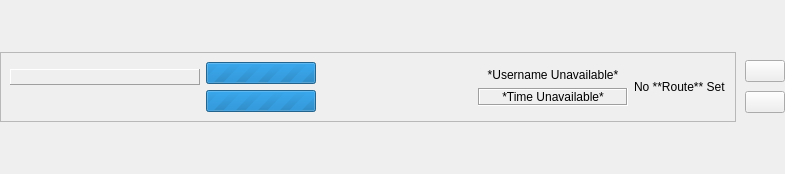
This is ui/ShipPanel.ui in leothehero/Prun-Shipment-Manager as Qt 5 draws it before an edit. The edited form follows.
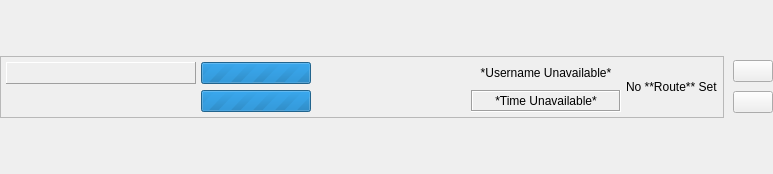
This is the edited form. Icons and pictures are not drawn.

Commit message: Created UserValidator and improved username formatting logic.

```diff
--- a/ui/ShipPanel.ui
+++ b/ui/ShipPanel.ui
@@ -120,24 +120,24 @@
            </property>
            <layout class="QHBoxLayout" name="horizontalLayout_5">
             <property name="spacing">
-             <number>6</number>
+             <number>5</number>
             </property>
             <property name="leftMargin">
-             <number>9</number>
+             <number>5</number>
             </property>
             <property name="topMargin">
-             <number>9</number>
+             <number>5</number>
             </property>
             <property name="rightMargin">
-             <number>9</number>
+             <number>5</number>
             </property>
             <property name="bottomMargin">
-             <number>9</number>
+             <number>5</number>
             </property>
             <item>
              <widget class="QWidget" name="nameWidget" native="true">
               <property name="sizePolicy">
-               <sizepolicy hsizetype="Maximum" vsizetype="Fixed">
+               <sizepolicy hsizetype="Maximum" vsizetype="MinimumExpanding">
                 <horstretch>0</horstretch>
                 <verstretch>0</verstretch>
                </sizepolicy>
@@ -161,7 +161,7 @@
                <item>
                 <widget class="QLabel" name="nameLabel">
                  <property name="sizePolicy">
-                  <sizepolicy hsizetype="Maximum" vsizetype="Maximum">
+                  <sizepolicy hsizetype="Maximum" vsizetype="MinimumExpanding">
                    <horstretch>0</horstretch>
                    <verstretch>0</verstretch>
                   </sizepolicy>
@@ -195,7 +195,7 @@
                <item>
                 <widget class="QLabel" name="transponderLabel">
                  <property name="sizePolicy">
-                  <sizepolicy hsizetype="Maximum" vsizetype="Maximum">
+                  <sizepolicy hsizetype="Maximum" vsizetype="MinimumExpanding">
                    <horstretch>0</horstretch>
                    <verstretch>0</verstretch>
                   </sizepolicy>
@@ -226,7 +226,7 @@
             <item>
              <widget class="QWidget" name="capacityWidget" native="true">
               <property name="sizePolicy">
-               <sizepolicy hsizetype="Maximum" vsizetype="Fixed">
+               <sizepolicy hsizetype="Maximum" vsizetype="Minimum">
                 <horstretch>0</horstretch>
                 <verstretch>0</verstretch>
                </sizepolicy>
@@ -304,6 +304,15 @@
                  <property name="textVisible">
                   <bool>true</bool>
                  </property>
+                 <property name="orientation">
+                  <enum>Qt::Orientation::Horizontal</enum>
+                 </property>
+                 <property name="invertedAppearance">
+                  <bool>false</bool>
+                 </property>
+                 <property name="textDirection">
+                  <enum>QProgressBar::Direction::TopToBottom</enum>
+                 </property>
                  <property name="format">
                   <string>%vm3/%mm3</string>
                  </property>
@@ -315,7 +324,7 @@
             <item>
              <widget class="QWidget" name="destinationWidget" native="true">
               <property name="sizePolicy">
-               <sizepolicy hsizetype="Maximum" vsizetype="Fixed">
+               <sizepolicy hsizetype="Maximum" vsizetype="Minimum">
                 <horstretch>0</horstretch>
                 <verstretch>0</verstretch>
                </sizepolicy>
@@ -339,7 +348,7 @@
                <item>
                 <widget class="QLabel" name="destinationLabel">
                  <property name="sizePolicy">
-                  <sizepolicy hsizetype="Minimum" vsizetype="Maximum">
+                  <sizepolicy hsizetype="Minimum" vsizetype="MinimumExpanding">
                    <horstretch>0</horstretch>
                    <verstretch>0</verstretch>
                   </sizepolicy>
@@ -367,7 +376,7 @@
                <item>
                 <widget class="QLabel" name="locationLabel">
                  <property name="sizePolicy">
-                  <sizepolicy hsizetype="Minimum" vsizetype="Maximum">
+                  <sizepolicy hsizetype="Minimum" vsizetype="MinimumExpanding">
                    <horstretch>0</horstretch>
                    <verstretch>0</verstretch>
                   </sizepolicy>
@@ -407,7 +416,7 @@
             <item>
              <widget class="QWidget" name="infoWidget" native="true">
               <property name="sizePolicy">
-               <sizepolicy hsizetype="Maximum" vsizetype="Fixed">
+               <sizepolicy hsizetype="Maximum" vsizetype="Minimum">
                 <horstretch>0</horstretch>
                 <verstretch>0</verstretch>
                </sizepolicy>
@@ -431,7 +440,7 @@
                <item>
                 <widget class="QLabel" name="usernameLabel">
                  <property name="sizePolicy">
-                  <sizepolicy hsizetype="Minimum" vsizetype="Maximum">
+                  <sizepolicy hsizetype="Minimum" vsizetype="MinimumExpanding">
                    <horstretch>0</horstretch>
                    <verstretch>0</verstretch>
                   </sizepolicy>
@@ -459,7 +468,7 @@
                <item>
                 <widget class="QLabel" name="arrivalLabel">
                  <property name="sizePolicy">
-                  <sizepolicy hsizetype="Minimum" vsizetype="Maximum">
+                  <sizepolicy hsizetype="Minimum" vsizetype="MinimumExpanding">
                    <horstretch>0</horstretch>
                    <verstretch>0</verstretch>
                   </sizepolicy>
```
The commit also changes 1 other file.
